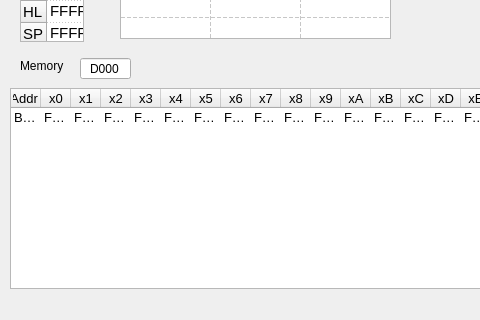
Old version of the form projectSrc/form/dbwindow.ui in the repository tlepeche/GBmu; both pictures show x 0 to 480 and y 182 to 502 of the 892 by 502 pixel window.
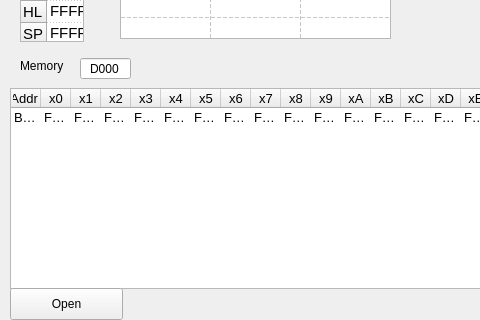
New version of the form.

Commit message: add open button on debugger

```diff
--- a/projectSrc/form/dbwindow.ui
+++ b/projectSrc/form/dbwindow.ui
@@ -835,6 +835,19 @@
     <string>Disassembler</string>
    </property>
   </widget>
+  <widget class="QPushButton" name="buttonOpen">
+   <property name="geometry">
+    <rect>
+     <x>10</x>
+     <y>470</y>
+     <width>113</width>
+     <height>32</height>
+    </rect>
+   </property>
+   <property name="text">
+    <string>Open</string>
+   </property>
+  </widget>
  </widget>
  <resources/>
  <connections/>
```
The commit also changes 3 other files.
